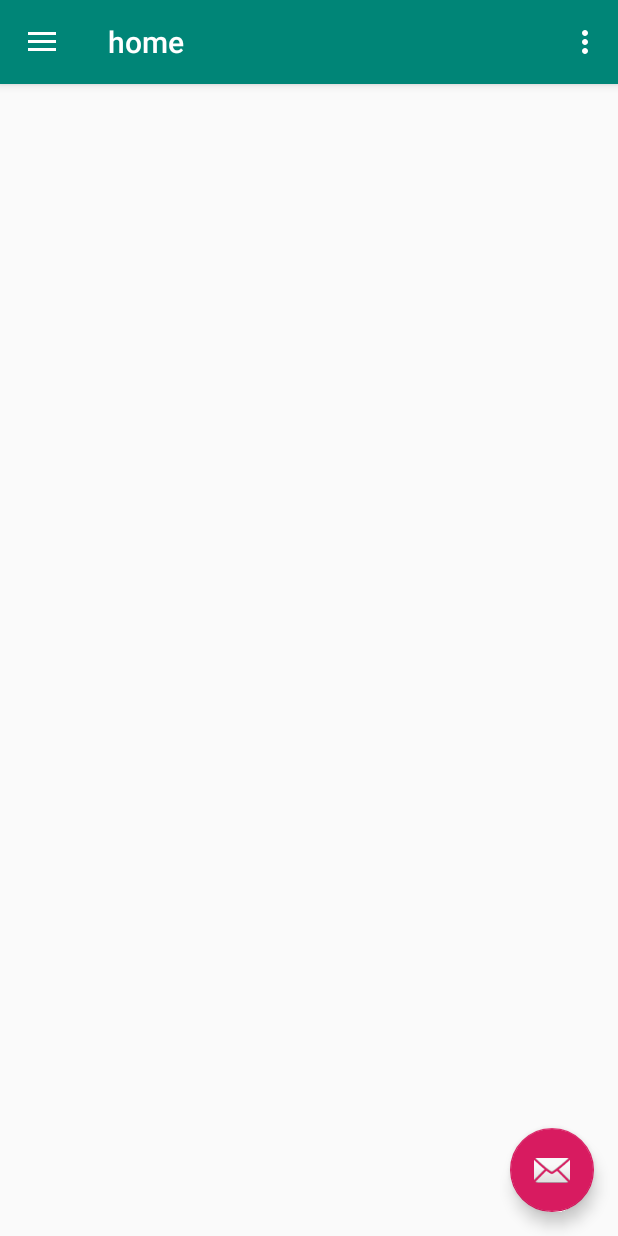
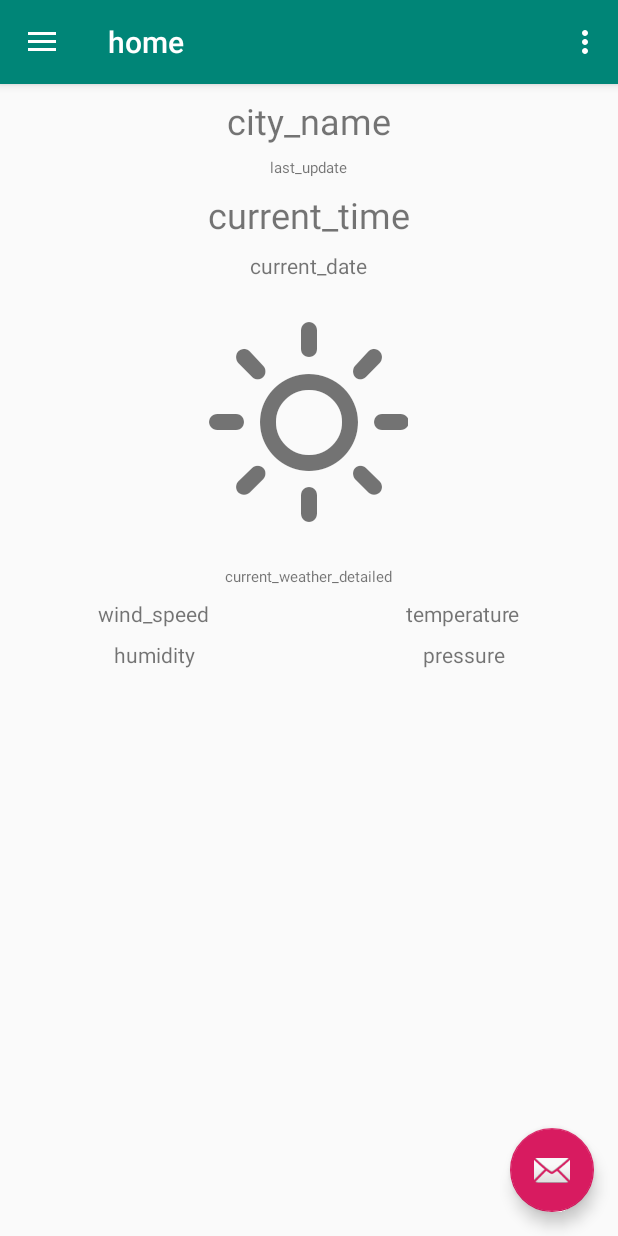
Before and after one commit to nitrosrus/NitrosRusWeatherApp, an Android app: the screen it shows after launch (ActivityWeather), on a phone screen of 412 x 824 dp. Run offline under Robolectric (Android 15) with nearby library versions, the phone set to English and light mode, and no system bars; our stand-ins replace navigation-ui.

Commit message:
буду пробовать поменять хоум модель на свой класс

```diff
--- a/app/src/main/java/com/example/nitrosrusweatherapp/ActivityWeather.java
+++ b/app/src/main/java/com/example/nitrosrusweatherapp/ActivityWeather.java
@@ -75,7 +75,6 @@ public class ActivityWeather extends AppCompatActivity {
 
     @Override
     protected void onResume() {
-        changeCity("murino");
         super.onResume();
     }
 
--- /dev/null
+++ b/app/src/main/java/com/example/nitrosrusweatherapp/FragmentWeatherActivity.java
@@ -0,0 +1,143 @@
+package com.example.nitrosrusweatherapp;
+
+import android.content.Context;
+import android.graphics.Typeface;
+import android.os.Bundle;
+
+import androidx.annotation.Nullable;
+import androidx.fragment.app.Fragment;
+import androidx.navigation.NavController;
+import androidx.navigation.Navigation;
+import androidx.navigation.ui.AppBarConfiguration;
+
+import android.os.Handler;
+import android.util.Log;
+import android.view.LayoutInflater;
+import android.view.View;
+import android.view.ViewGroup;
+import android.widget.Button;
+import android.widget.TextView;
+import android.widget.Toast;
+
+import com.example.nitrosrusweatherapp.model.Main;
+import com.example.nitrosrusweatherapp.model.WheatherModel;
+import com.google.android.material.snackbar.Snackbar;
+
+import org.json.JSONObject;
+
+
+public class FragmentWeatherActivity extends Fragment {
+    private static final String LOG_TAG = "FragmentWeatherActivity";
+    private static final String FONT_FILE = "font/weather.ttf";
+    private final Handler handler = new Handler();
+
+    private Fragment fragment;
+    private Typeface weatherFont;
+
+    private TextView tvCitiName;
+    private TextView tvLastUpdate;
+    private TextView tvCurrentTime;
+    private TextView tvCurrentDate;
+    private TextView tvWeatherIcon;
+    private TextView tvCurentDetail;
+    private TextView tvWindSpeed;
+    private TextView tvHumidity;
+    private TextView tvTemperature;
+    private TextView tvPressure;
+    private boolean result;
+    private Button btnUpdate;
+
+
+
+    @Override
+    public void onCreate(@Nullable Bundle savedInstanceState) {
+        super.onCreate(savedInstanceState);
+        ActivityWeather activityWeather = (ActivityWeather) getActivity();
+       // weatherFont = Typeface.createFromAsset(activityWeather.getAssets(), FONT_FILE);
+        updateWeatherData(new CitySaver(activityWeather).getCity());
+
+    }
+
+
+    @Override
+    public View onCreateView(LayoutInflater inflater, ViewGroup container,
+                             Bundle savedInstanceState) {
+
+        View rootView = inflater.inflate(R.layout.fragment_weather_activity, container, false);
+        tvCitiName = rootView.findViewById(R.id.tv_city_name);
+        tvCitiName = (TextView) rootView.findViewById(R.id.tv_city_name);
+        tvLastUpdate = (TextView) rootView.findViewById(R.id.tv_last_update);
+        tvCurrentTime = (TextView) rootView.findViewById(R.id.tv_current_time);
+        tvCurrentDate = (TextView) rootView.findViewById(R.id.tv_current_date);
+        tvWeatherIcon = (TextView) rootView.findViewById(R.id.tv_icon_current_weather);
+        tvCurentDetail = (TextView) rootView.findViewById(R.id.tv_weather_detailed);
+        tvWindSpeed = (TextView) rootView.findViewById(R.id.tv_wind_speed);
+        tvHumidity = (TextView) rootView.findViewById(R.id.tv_current_humidity);
+        tvTemperature = (TextView) rootView.findViewById(R.id.tv_current_temp);
+        tvPressure = (TextView) rootView.findViewById(R.id.tv_current_pressure);
+        return rootView;
+
+    }
+
+    public void updateWeatherData(final String city) {
+
+        new Thread() {
+            @Override
+            public void run() {
+                final WheatherModel model = WeatherDownload.getJSONData(city);
+                if (model == null) {
+                    handler.post(new Runnable() {
+                        @Override
+                        public void run() {
+                            Snackbar.make(getView(), city + " " + getString(R.string.not_found), Snackbar.LENGTH_LONG).show();
+
+                        }
+                    });
+                } else {
+                    handler.post(new Runnable() {
+                        @Override
+                        public void run() {
+                             renderWeather(model);
+                        }
+                    });
+                }
+            }
+        }.start();
+
+    }
+
+    private void renderWeather(WheatherModel model) {
+
+
+//        tvCitiName.setText(model.getName());
+//        tvWindSpeed.setText(model.getWind().getSpeed().toString() + " M/C");
+//        tvTemperature.setText(model.getMain().getTemp().toString() + " C");
+//        tvPressure.setText(model.getMain().getPressure().toString() + "мм.рт.с ");
+//        tvHumidity.setText(model.getMain().getHumidity().toString() + " %");
+
+    }
+
+    @Override
+    public void onAttach(Context context) {
+        super.onAttach(context);
+
+
+    }
+
+    @Override
+    public void onDetach() {
+        super.onDetach();
+    }
+
+
+    public void changeCity(String city) {
+        updateWeatherData(city);
+
+
+    }
+
+    @Override
+    public void onResume() {
+        super.onResume();
+    }
+}
--- /dev/null
+++ b/app/src/main/res/layout/fragment_home.xml
@@ -0,0 +1,19 @@
+<?xml version="1.0" encoding="utf-8"?>
+<androidx.constraintlayout.widget.ConstraintLayout xmlns:android="http://schemas.android.com/apk/res/android"
+    xmlns:app="http://schemas.android.com/apk/res-auto"
+    android:layout_width="match_parent"
+    android:layout_height="match_parent">
+
+    <TextView
+        android:id="@+id/text_home"
+        android:layout_width="match_parent"
+        android:layout_height="wrap_content"
+        android:layout_marginStart="8dp"
+        android:layout_marginTop="8dp"
+        android:layout_marginEnd="8dp"
+        android:textAlignment="center"
+        android:textSize="20sp"
+        app:layout_constraintEnd_toEndOf="parent"
+        app:layout_constraintStart_toStartOf="parent"
+        app:layout_constraintTop_toTopOf="parent" />
+</androidx.constraintlayout.widget.ConstraintLayout>
--- /dev/null
+++ b/app/src/main/res/layout/fragment_weather_activity.xml
@@ -0,0 +1,119 @@
+<?xml version="1.0" encoding="utf-8"?>
+<LinearLayout xmlns:android="http://schemas.android.com/apk/res/android"
+    xmlns:tools="http://schemas.android.com/tools"
+
+    android:layout_width="match_parent"
+    android:layout_height="match_parent"
+    android:orientation="vertical"
+    tools:context=".ActivityWeather">
+
+    <TextView
+        android:id="@+id/tv_city_name"
+        android:layout_width="wrap_content"
+        android:layout_height="wrap_content"
+        android:layout_gravity="center"
+        android:layout_marginTop="@dimen/margin_text"
+        android:text="city_name"
+        android:textSize="@dimen/text_size_big" />
+
+    <TextView
+        android:id="@+id/tv_last_update"
+        android:layout_width="wrap_content"
+        android:layout_height="wrap_content"
+        android:layout_gravity="center"
+        android:layout_marginTop="@dimen/margin_text"
+        android:text="last_update"
+        android:textSize="@dimen/text_size_small" />
+
+    <TextView
+        android:id="@+id/tv_current_time"
+        android:layout_width="wrap_content"
+        android:layout_height="wrap_content"
+        android:layout_gravity="center"
+        android:layout_marginTop="@dimen/margin_text"
+        android:text="current_time"
+        android:textSize="@dimen/text_size_big" />
+
+    <TextView
+        android:id="@+id/tv_current_date"
+        android:layout_width="wrap_content"
+        android:layout_height="wrap_content"
+        android:layout_gravity="center"
+        android:layout_marginTop="@dimen/margin_text"
+        android:text="current_date"
+        android:textSize="@dimen/text_size_middle" />
+
+    <TextView
+        android:id="@+id/tv_icon_current_weather"
+        android:layout_width="wrap_content"
+        android:layout_height="wrap_content"
+        android:layout_gravity="center"
+        android:layout_marginTop="@dimen/margin_text"
+        android:fontFamily="@font/weather"
+        android:text=""
+        android:textSize="@dimen/icon_size" />
+
+    <TextView
+        android:id="@+id/tv_weather_detailed"
+        android:layout_width="wrap_content"
+        android:layout_height="wrap_content"
+        android:layout_gravity="center"
+        android:layout_marginTop="@dimen/margin_text"
+        android:text="current_weather_detailed"
+        android:textSize="@dimen/text_size_small" />
+
+    <LinearLayout
+        android:layout_width="match_parent"
+        android:layout_height="wrap_content"
+        android:orientation="horizontal">
+
+        <TextView
+
+            android:id="@+id/tv_wind_speed"
+            android:layout_width="wrap_content"
+            android:layout_height="wrap_content"
+            android:layout_marginTop="@dimen/margin_text"
+            android:layout_weight="1"
+            android:text="wind_speed"
+            android:textAlignment="center"
+            android:textSize="@dimen/text_size_middle" />
+
+        <TextView
+            android:id="@+id/tv_current_temp"
+            android:layout_width="wrap_content"
+            android:layout_height="wrap_content"
+            android:layout_marginTop="@dimen/margin_text"
+            android:layout_weight="1"
+            android:text="temperature"
+            android:textAlignment="center"
+            android:textSize="@dimen/text_size_middle" />
+    </LinearLayout>
+
+    <LinearLayout
+        android:layout_width="match_parent"
+        android:layout_height="wrap_content"
+        android:orientation="horizontal">
+
+        <TextView
+            android:id="@+id/tv_current_humidity"
+            android:layout_width="wrap_content"
+            android:layout_height="wrap_content"
+            android:layout_marginTop="@dimen/margin_text"
+            android:layout_weight="1"
+            android:text="humidity"
+            android:textAlignment="center"
+            android:textSize="@dimen/text_size_middle" />
+
+        <TextView
+            android:id="@+id/tv_current_pressure"
+            android:layout_width="wrap_content"
+            android:layout_height="wrap_content"
+            android:layout_marginTop="@dimen/margin_text"
+            android:layout_weight="1"
+            android:text="pressure"
+            android:textAlignment="center"
+            android:textSize="@dimen/text_size_middle" />
+    </LinearLayout>
+
+
+</LinearLayout>
--- a/app/src/main/res/navigation/mobile_navigation.xml
+++ b/app/src/main/res/navigation/mobile_navigation.xml
@@ -7,7 +7,7 @@
 
     <fragment
         android:id="@+id/nav_home"
-        android:name="com.example.nitrosrusweatherapp.ui.home.HomeFragment"
+        android:name="com.example.nitrosrusweatherapp.FragmentWeatherActivity"
         android:label="home"
         tools:layout="@layout/fragment_weather_activity" />
 
```
Also changed, not shown: app/src/main/res/mipmap-mdpi/ic_icon_my_face.png (added), app/src/main/res/mipmap-xhdpi/ic_icon_my_face.png (added), app/src/main/res/mipmap-xxhdpi/ic_icon_my_face.png (added), app/src/main/res/mipmap-xxxhdpi/ic_icon_my_face.png (added).
